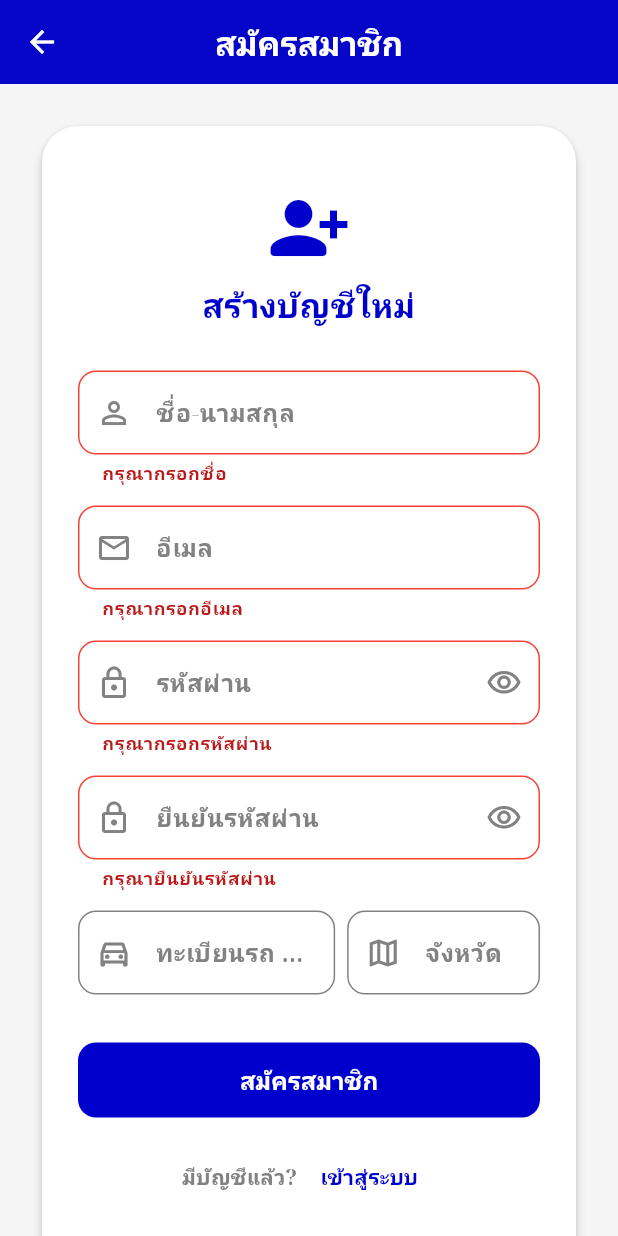
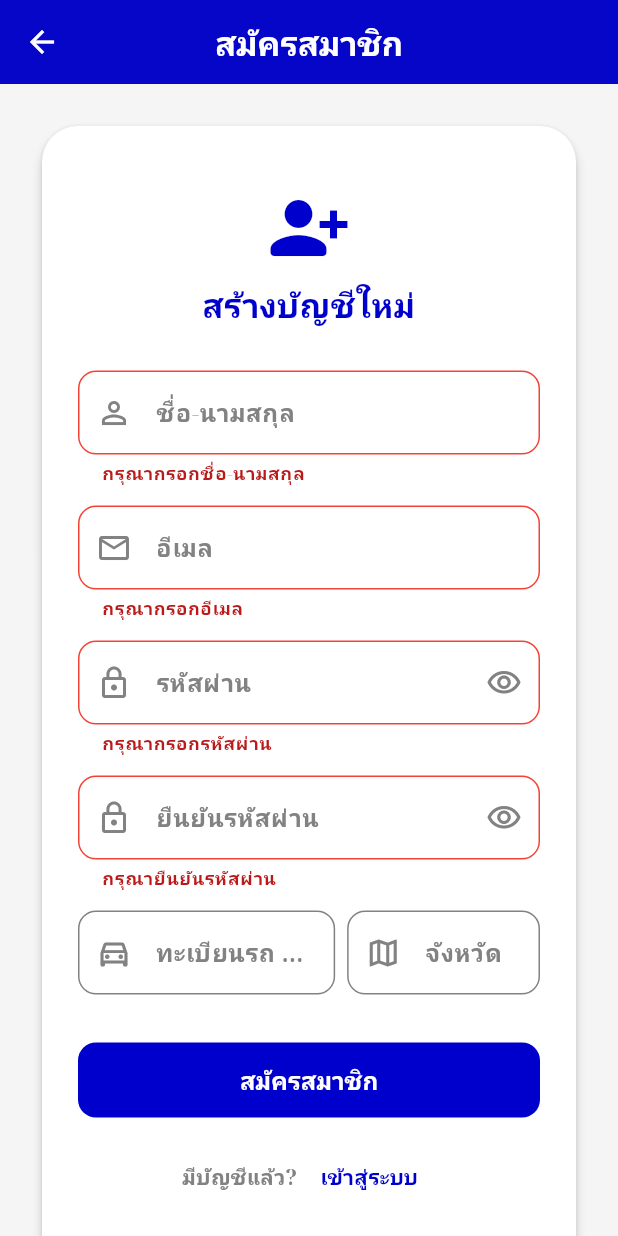
Before and after one commit to LST0N0RTH/smart_parking_app, a Flutter app: the RegisterScreen screen opened directly, after a tap on "สมัครสมาชิก", on a phone screen of 412 x 824 dp. Run offline on Flutter 3.47's test engine with Material 3 defaults, Android fonts, the phone set to English and light mode, and no system bars; our stand-ins replace google_fonts, shared_preferences; accounts and stored records are empty.

Commit message:
update register

```diff
--- a/lib/screens/register_screen.dart
+++ b/lib/screens/register_screen.dart
@@ -139,7 +139,7 @@ class _RegisterScreenState extends State<RegisterScreen> {
                         decoration: customInputDecoration('ชื่อ-นามสกุล', Icons.person_outline),
                         textInputAction: TextInputAction.next,
                         validator: (v) =>
-                            (v == null || v.trim().isEmpty) ? 'กรุณากรอกชื่อ' : null,
+                            (v == null || v.trim().isEmpty) ? 'กรุณากรอกชื่อ-นามสกุล' : null,
                       ),
                       const SizedBox(height: 14),
 
@@ -177,7 +177,7 @@ class _RegisterScreenState extends State<RegisterScreen> {
                         textInputAction: TextInputAction.next,
                         validator: (v) {
                           if (v == null || v.isEmpty) return 'กรุณากรอกรหัสผ่าน';
-                          if (v.length < 6) return 'รหัสผ่านต้องมีอย่างน้อย 6 ตัวอักษร';
+                          if (v.length < 8) return 'รหัสผ่านต้องมีอย่างน้อย 8 ตัวอักษร';
                           return null;
                         },
                       ),
```
